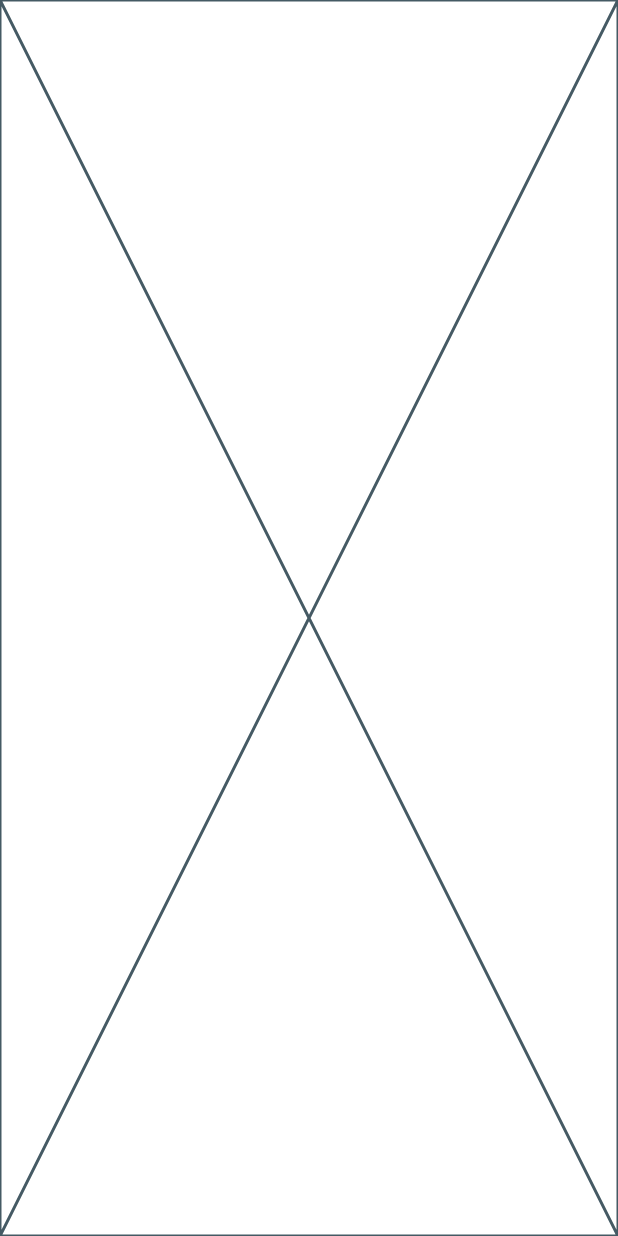
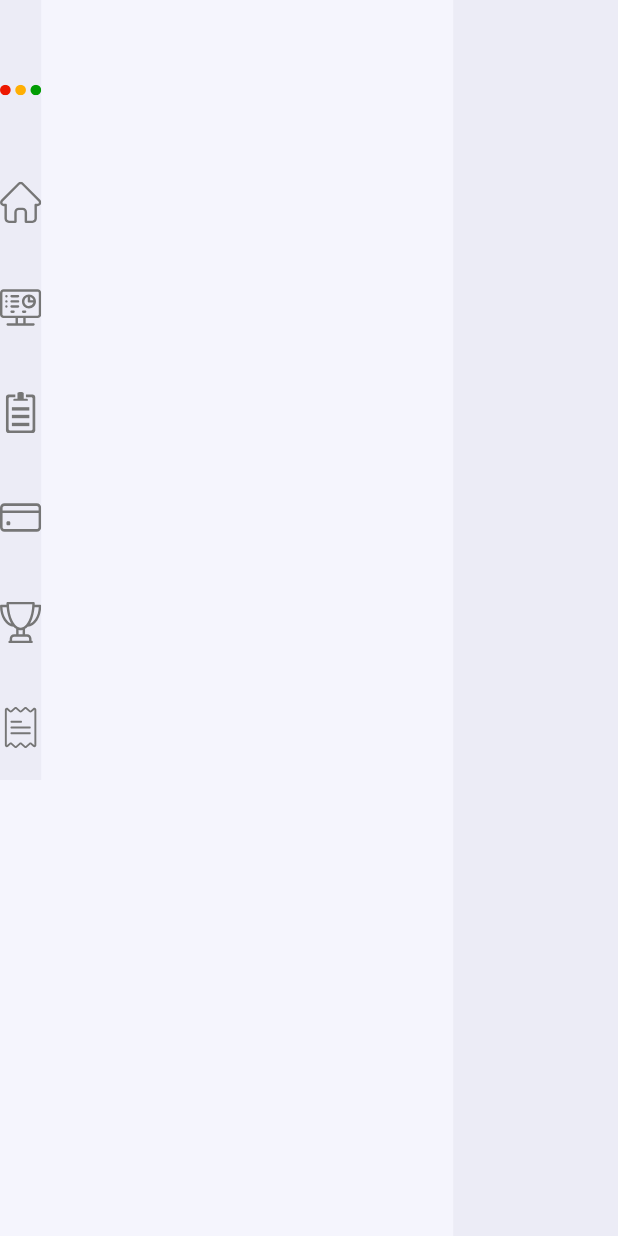
Before and after one commit to abdurashidovvv/transactions_responsive_ui, a Flutter app: the screen it shows after launch, on a phone screen of 412 x 824 dp. Run offline on Flutter 3.47's test engine with Material 3 defaults, Android fonts, the phone set to English and light mode, and no system bars; our stand-ins replace flutter_svg.

Commit message:
sidemenu

```diff
--- /dev/null
+++ b/lib/components/sidemenu.dart
@@ -0,0 +1,115 @@
+import 'package:flutter/material.dart';
+import 'package:flutter_svg/svg.dart';
+import 'package:transactions/config/size_config.dart';
+import 'package:transactions/style/colors.dart';
+
+class SideMenu extends StatelessWidget {
+  const SideMenu({
+    super.key,
+  });
+
+  @override
+  Widget build(BuildContext context) {
+    return Container(
+      width: double.infinity,
+      height: SizeConfig.screenHeight,
+      color: AppColors.secondaryBg,
+      child: SingleChildScrollView(
+        child: Column(
+          mainAxisSize: MainAxisSize.max,
+          children: [
+            Container(
+              height: 100,
+              padding: const EdgeInsets.only(top: 20),
+              child: SizedBox(
+                height: 35,
+                width: 35,
+                child: SvgPicture.asset(
+                  'assets/images/mac-action.svg',
+                ),
+              ),
+            ),
+            SizedBox(
+              width: 70,
+              height: 70,
+              child: IconButton(
+                onPressed: () {},
+                icon: SvgPicture.asset(
+                  'assets/images/home.svg',
+                  color: AppColors.iconGray,
+                ),
+                iconSize: 20.0,
+                padding: const EdgeInsets.symmetric(vertical: 20),
+              ),
+            ),
+            SizedBox(
+              width: 70,
+              height: 70,
+              child: IconButton(
+                onPressed: () {},
+                icon: SvgPicture.asset(
+                  'assets/images/pie-chart.svg',
+                  color: AppColors.iconGray,
+                ),
+                iconSize: 20.0,
+                padding: const EdgeInsets.symmetric(vertical: 20),
+              ),
+            ),
+            SizedBox(
+              width: 70,
+              height: 70,
+              child: IconButton(
+                onPressed: () {},
+                icon: SvgPicture.asset(
+                  'assets/images/clipboard.svg',
+                  color: AppColors.iconGray,
+                ),
+                iconSize: 20.0,
+                padding: const EdgeInsets.symmetric(vertical: 20),
+              ),
+            ),
+            SizedBox(
+              width: 70,
+              height: 70,
+              child: IconButton(
+                onPressed: () {},
+                icon: SvgPicture.asset(
+                  'assets/images/credit-card.svg',
+                  color: AppColors.iconGray,
+                ),
+                iconSize: 20.0,
+                padding: const EdgeInsets.symmetric(vertical: 20),
+              ),
+            ),
+            SizedBox(
+              width: 70,
+              height: 70,
+              child: IconButton(
+                onPressed: () {},
+                icon: SvgPicture.asset(
+                  'assets/images/trophy.svg',
+                  color: AppColors.iconGray,
+                ),
+                iconSize: 20.0,
+                padding: const EdgeInsets.symmetric(vertical: 20),
+              ),
+            ),
+            SizedBox(
+              width: 70,
+              height: 70,
+              child: IconButton(
+                onPressed: () {},
+                icon: SvgPicture.asset(
+                  'assets/images/invoice.svg',
+                  color: AppColors.iconGray,
+                ),
+                iconSize: 20.0,
+                padding: const EdgeInsets.symmetric(vertical: 20),
+              ),
+            ),
+          ],
+        ),
+      ),
+    );
+  }
+}
--- a/lib/config/responsive.dart
+++ b/lib/config/responsive.dart
@@ -1,5 +1,3 @@
-import 'dart:ffi';
-
 import 'package:flutter/material.dart';
 
 class Responsive extends StatelessWidget {
--- a/lib/dashboard.dart
+++ b/lib/dashboard.dart
@@ -1,10 +1,40 @@
 import 'package:flutter/material.dart';
+import 'package:flutter_svg/flutter_svg.dart';
+import 'package:transactions/components/sidemenu.dart';
+import 'package:transactions/config/size_config.dart';
+import 'package:transactions/style/colors.dart';
 
 class Dashboard extends StatelessWidget {
   const Dashboard({super.key});
 
   @override
   Widget build(BuildContext context) {
-    return const Placeholder();
+    return Scaffold(
+      body: SafeArea(
+          child: Row(
+        crossAxisAlignment: CrossAxisAlignment.start,
+        children: [
+          const Expanded(
+            flex: 1,
+            child: SideMenu(),
+          ),
+          Expanded(
+            flex: 10,
+            child: Container(
+              width: double.infinity,
+              height: SizeConfig.screenHeight,
+            ),
+          ),
+          Expanded(
+            flex: 4,
+            child: Container(
+              width: double.infinity,
+              height: SizeConfig.screenHeight,
+              color: AppColors.secondaryBg,
+            ),
+          ),
+        ],
+      )),
+    );
   }
 }
```
